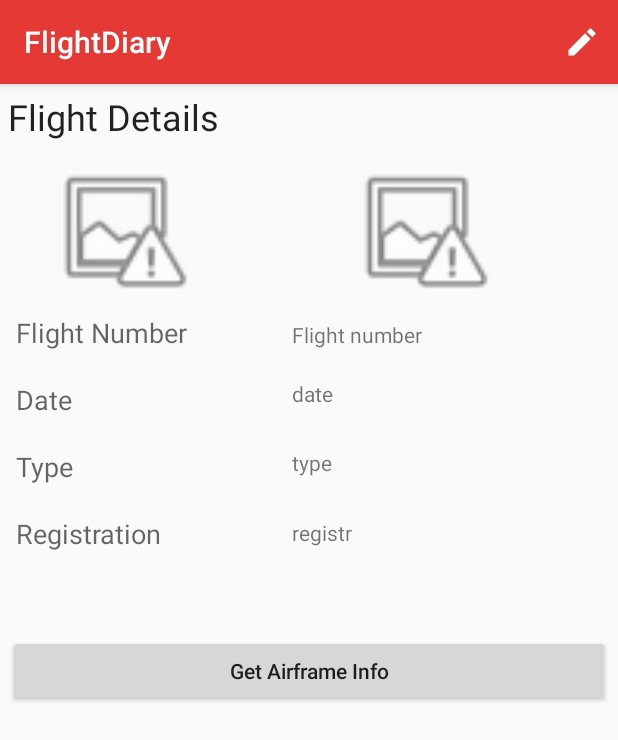
After one commit to faiyaz72/FlightDiary, an Android app: the FlightClickActivity screen opened directly, with no data from a screen before it, on a phone screen of 412 x 824 dp. The commit adds this screen. Shown: the top 740 px of the screen. Run offline under Robolectric (Android 15) with nearby library versions, the phone set to English and light mode, and no system bars.

Commit message:
Added new Activity for flight detail view

```diff
--- a/FlightDiary/flightdiary/src/main/AndroidManifest.xml
+++ b/FlightDiary/flightdiary/src/main/AndroidManifest.xml
@@ -40,11 +40,11 @@
 
         <activity
             android:name=".AddActivity"
-            android:label="Add"></activity>
-        <activity android:name=".ImageAddActivity"
-            android:label="Add Image"
-            >
-        </activity>
+            android:label="Add" />
+        <activity
+            android:name=".ImageAddActivity"
+            android:label="Add Image"></activity>
+        <activity android:name=".FlightClickActivity"></activity>
     </application>
 
 </manifest>
--- /dev/null
+++ b/FlightDiary/flightdiary/src/main/java/com/example/android/flightdiary/FlightClickActivity.java
@@ -0,0 +1,51 @@
+package com.example.android.flightdiary;
+
+import android.content.Intent;
+import android.support.v7.app.AppCompatActivity;
+import android.os.Bundle;
+import android.view.Menu;
+import android.view.MenuInflater;
+import android.widget.Button;
+import android.widget.TextView;
+
+public class FlightClickActivity extends AppCompatActivity {
+
+    private int databaseID;
+    private TextView flightNumber;
+    private TextView flightDate;
+    private TextView flightType;
+    private TextView flightReg;
+    private Button airframe;
+
+    @Override
+    protected void onCreate(Bundle savedInstanceState) {
+        super.onCreate(savedInstanceState);
+        setContentView(R.layout.activity_flight_click);
+
+        Intent intent = getIntent();
+        if(intent.hasExtra(Intent.EXTRA_TEXT)) {
+            databaseID = intent.getIntExtra(Intent.EXTRA_TEXT, 0);
+        }
+
+        flightNumber = (TextView) findViewById(R.id.FlightDetailNumber);
+
+        flightDate = (TextView) findViewById(R.id.FlightDetailDate);
+
+        flightReg = (TextView) findViewById(R.id.FlightDetailReg);
+
+        flightType = (TextView) findViewById(R.id.FlightDetailType);
+
+
+
+    }
+
+    @Override
+    public boolean onCreateOptionsMenu(Menu menu) {
+
+        MenuInflater inflater = getMenuInflater();
+        inflater.inflate(R.menu.flightclick_menu, menu);
+        return true;
+    }
+
+
+}
--- a/FlightDiary/flightdiary/src/main/java/com/example/android/flightdiary/MainActivity.java
+++ b/FlightDiary/flightdiary/src/main/java/com/example/android/flightdiary/MainActivity.java
@@ -92,6 +92,14 @@ public class MainActivity extends AppCompatActivity {
                 new AdapterView.OnItemClickListener() {
                     @Override
                     public void onItemClick(AdapterView<?> parent, View view, int position, long id) {
+                        RowFlights flightClicked = (RowFlights) parent.getItemAtPosition(position);
+                        int databaseID = flightClicked.getDatabaseID();
+                        Context context = MainActivity.this;
+                        Class destination = FlightClickActivity.class;
+
+                        Intent intent = new Intent(context, destination);
+                        intent.putExtra(Intent.EXTRA_TEXT, databaseID);
+                        startActivity(intent);
 
                     }
                 }
--- /dev/null
+++ b/FlightDiary/flightdiary/src/main/res/drawable/ic_modify.xml
@@ -0,0 +1,9 @@
+<vector xmlns:android="http://schemas.android.com/apk/res/android"
+        android:width="24dp"
+        android:height="24dp"
+        android:viewportWidth="24.0"
+        android:viewportHeight="24.0">
+    <path
+        android:fillColor="#FFFFFFFF"
+        android:pathData="M3,17.25V21h3.75L17.81,9.94l-3.75,-3.75L3,17.25zM20.71,7.04c0.39,-0.39 0.39,-1.02 0,-1.41l-2.34,-2.34c-0.39,-0.39 -1.02,-0.39 -1.41,0l-1.83,1.83 3.75,3.75 1.83,-1.83z"/>
+</vector>
--- /dev/null
+++ b/FlightDiary/flightdiary/src/main/res/layout/activity_flight_click.xml
@@ -0,0 +1,166 @@
+<?xml version="1.0" encoding="utf-8"?>
+<LinearLayout
+
+    xmlns:android="http://schemas.android.com/apk/res/android"
+    xmlns:app="http://schemas.android.com/apk/res-auto"
+    xmlns:tools="http://schemas.android.com/tools"
+    android:layout_width="match_parent"
+    android:layout_height="match_parent"
+    tools:context="com.example.android.flightdiary.FlightClickActivity"
+    >
+
+    <ScrollView
+        android:layout_width="match_parent"
+        android:layout_height="match_parent"
+        tools:ignore="UselessParent">
+
+        <LinearLayout
+            android:layout_width="match_parent"
+            android:layout_height="wrap_content"
+            android:layout_margin="5dp"
+            android:orientation="vertical">
+
+            <TextView
+                android:layout_width="wrap_content"
+                android:layout_height="wrap_content"
+                android:text="Flight Details"
+                android:textAppearance="@style/TextAppearance.AppCompat.Headline" />
+
+            <LinearLayout
+                android:layout_width="match_parent"
+                android:layout_height="wrap_content"
+                android:orientation="horizontal"
+                >
+
+            <ImageView
+                android:layout_width="100dp"
+                android:layout_height="100dp"
+                android:id="@+id/flightDetailImage"
+                android:layout_marginTop="10dp"
+                android:layout_weight="1"
+                app:srcCompat="@android:drawable/ic_menu_report_image"
+                />
+
+            <ImageView
+                android:layout_width="100dp"
+                android:layout_height="100dp"
+                android:layout_marginTop="10dp"
+                android:layout_weight="3"
+                app:srcCompat="@android:drawable/ic_menu_report_image"
+                android:id="@+id/flightDetailAirlineLogo"
+                />
+
+
+            </LinearLayout>
+
+            <RelativeLayout
+                android:layout_width="match_parent"
+                android:layout_height="match_parent"
+                android:orientation="horizontal"
+                android:layout_margin="5dp"
+                >
+
+                <TextView
+                    android:id="@+id/FlightTitle"
+                    android:layout_width="wrap_content"
+                    android:layout_height="wrap_content"
+                    android:text="Flight Number"
+                    android:textAppearance="@style/Base.TextAppearance.AppCompat.Medium" />
+
+                <TextView
+                    android:id="@+id/FlightDetailNumber"
+                    android:layout_width="wrap_content"
+                    android:layout_height="wrap_content"
+                    android:layout_marginLeft="70dp"
+                    android:layout_marginTop="4dp"
+                    android:layout_toRightOf="@+id/FlightTitle"
+                    android:text="Flight number" />
+
+                <TextView
+                    android:id="@+id/textView3"
+                    android:layout_width="wrap_content"
+                    android:layout_height="wrap_content"
+                    android:layout_alignEnd="@+id/FlightTitle"
+                    android:layout_alignParentLeft="true"
+                    android:layout_alignParentStart="true"
+                    android:layout_alignRight="@+id/FlightTitle"
+                    android:layout_below="@+id/FlightTitle"
+                    android:layout_marginTop="20dp"
+                    android:text="Date"
+                    android:textAppearance="@style/Base.TextAppearance.AppCompat.Medium" />
+
+                <TextView
+                    android:id="@+id/FlightDetailDate"
+                    android:layout_width="wrap_content"
+                    android:layout_height="wrap_content"
+                    android:layout_marginLeft="70dp"
+                    android:layout_marginTop="20dp"
+                    android:layout_toRightOf="@+id/textView3"
+                    android:layout_below="@id/FlightDetailNumber"
+                    android:text="date" />
+
+                <TextView
+                    android:id="@+id/textView6"
+                    android:layout_width="wrap_content"
+                    android:layout_height="wrap_content"
+                    android:layout_alignEnd="@+id/textView3"
+                    android:layout_alignParentLeft="true"
+                    android:layout_alignParentStart="true"
+                    android:layout_alignRight="@+id/textView3"
+                    android:layout_below="@+id/textView3"
+                    android:layout_marginTop="20dp"
+                    android:text="Type"
+                    android:textAppearance="@style/Base.TextAppearance.AppCompat.Medium" />
+
+                <TextView
+                    android:id="@+id/FlightDetailType"
+                    android:layout_width="wrap_content"
+                    android:layout_height="wrap_content"
+                    android:layout_marginLeft="70dp"
+                    android:layout_marginTop="20dp"
+                    android:layout_toRightOf="@+id/textView6"
+                    android:layout_below="@id/textView3"
+                    android:text="type" />
+
+                <TextView
+                    android:id="@+id/textView8"
+                    android:layout_width="wrap_content"
+                    android:layout_height="wrap_content"
+                    android:layout_alignEnd="@+id/textView6"
+                    android:layout_alignParentLeft="true"
+                    android:layout_alignParentStart="true"
+                    android:layout_alignRight="@+id/textView6"
+                    android:layout_below="@+id/textView6"
+                    android:layout_marginTop="20dp"
+                    android:text="Registration"
+                    android:textAppearance="@style/Base.TextAppearance.AppCompat.Medium" />
+
+                <TextView
+                    android:id="@+id/FlightDetailReg"
+                    android:layout_width="wrap_content"
+                    android:layout_height="wrap_content"
+                    android:layout_marginLeft="70dp"
+                    android:layout_marginTop="27dp"
+                    android:layout_toRightOf="@+id/textView8"
+                    android:layout_below="@id/FlightDetailType"
+                    android:text="registr" />
+
+            </RelativeLayout>
+
+            <Button
+                android:layout_width="match_parent"
+                android:layout_height="wrap_content"
+                android:layout_marginTop="50dp"
+                android:text="Get Airframe Info"
+                android:textAllCaps="false"
+                android:id="@+id/flightDetailAirframe"
+                />
+
+
+
+        </LinearLayout>
+
+    </ScrollView>
+
+
+</LinearLayout>
--- /dev/null
+++ b/FlightDiary/flightdiary/src/main/res/menu/flightclick_menu.xml
@@ -0,0 +1,13 @@
+<?xml version="1.0" encoding="utf-8"?>
+<menu xmlns:app="http://schemas.android.com/apk/res-auto"
+    xmlns:android="http://schemas.android.com/apk/res/android"
+    xmlns:tools="http://schemas.android.com/tools"
+    tools:context="com.example.android.flightdiary.FlightClickActivity"
+    >
+
+    <item
+        android:icon="@drawable/ic_modify"
+        app:showAsAction="ifRoom"
+        android:title="ModifyFlightClick">
+    </item>
+</menu>
--- a/FlightDiary/flightdiary/src/main/res/values/colors.xml
+++ b/FlightDiary/flightdiary/src/main/res/values/colors.xml
@@ -1,6 +1,6 @@
 <?xml version="1.0" encoding="utf-8"?>
 <resources>
     <color name="colorPrimary">#E53935</color>
-    <color name="colorPrimaryDark">#E53935</color>
-    <color name="colorAccent">#E53935</color>
+    <color name="colorPrimaryDark">#C62828</color>
+    <color name="colorAccent">#C62828</color>
 </resources>
```
